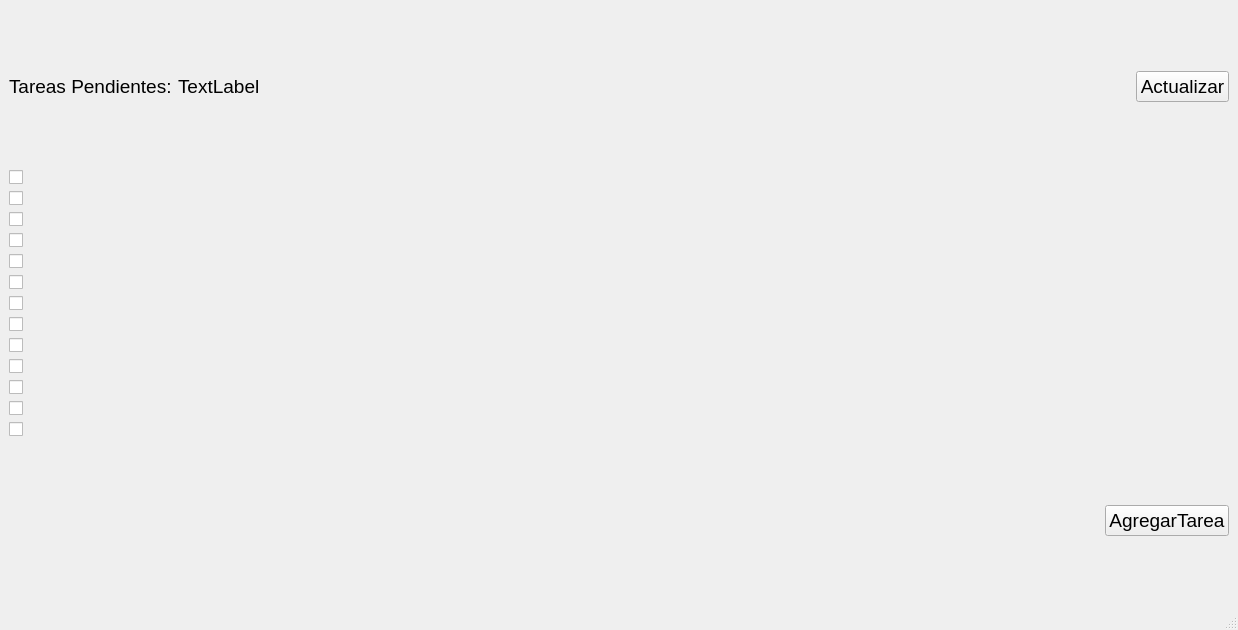
The window that mainwindow.ui (glimp-ly/To_Do_List_App) describes before a commit, drawn with Qt 5.
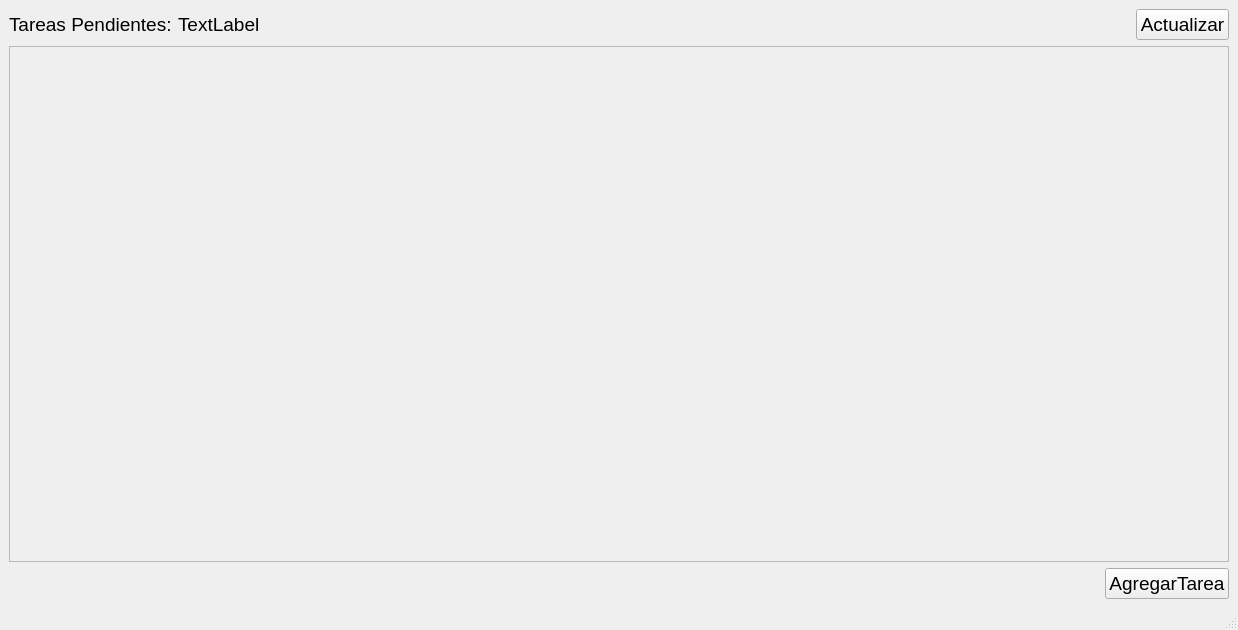
The same window after the commit.

Commit message: Commit_15 Tareas credas de manera dinamica

Diff of the .ui file:
```diff
--- a/mainwindow.ui
+++ b/mainwindow.ui
@@ -14,8 +14,141 @@
    <string>MainWindow</string>
   </property>
   <widget class="QWidget" name="centralwidget">
-   <layout class="QVBoxLayout" name="verticalLayout_2">
-    <item>
+   <layout class="QGridLayout" name="gridLayout">
+    <item row="3" column="0">
+     <layout class="QHBoxLayout" name="horizontalLayout">
+      <item>
+       <spacer name="horizontalSpacer_7">
+        <property name="orientation">
+         <enum>Qt::Horizontal</enum>
+        </property>
+        <property name="sizeHint" stdset="0">
+         <size>
+          <width>40</width>
+          <height>20</height>
+         </size>
+        </property>
+       </spacer>
+      </item>
+      <item>
+       <spacer name="horizontalSpacer_6">
+        <property name="orientation">
+         <enum>Qt::Horizontal</enum>
+        </property>
+        <property name="sizeHint" stdset="0">
+         <size>
+          <width>40</width>
+          <height>20</height>
+         </size>
+        </property>
+       </spacer>
+      </item>
+      <item>
+       <spacer name="horizontalSpacer_5">
+        <property name="orientation">
+         <enum>Qt::Horizontal</enum>
+        </property>
+        <property name="sizeHint" stdset="0">
+         <size>
+          <width>40</width>
+          <height>20</height>
+         </size>
+        </property>
+       </spacer>
+      </item>
+      <item>
+       <spacer name="horizontalSpacer_8">
+        <property name="orientation">
+         <enum>Qt::Horizontal</enum>
+        </property>
+        <property name="sizeHint" stdset="0">
+         <size>
+          <width>40</width>
+          <height>20</height>
+         </size>
+        </property>
+       </spacer>
+      </item>
+      <item>
+       <spacer name="horizontalSpacer_9">
+        <property name="orientation">
+         <enum>Qt::Horizontal</enum>
+        </property>
+        <property name="sizeHint" stdset="0">
+         <size>
+          <width>40</width>
+          <height>20</height>
+         </size>
+        </property>
+       </spacer>
+      </item>
+      <item>
+       <spacer name="horizontalSpacer_4">
+        <property name="orientation">
+         <enum>Qt::Horizontal</enum>
+        </property>
+        <property name="sizeHint" stdset="0">
+         <size>
+          <width>40</width>
+          <height>20</height>
+         </size>
+        </property>
+       </spacer>
+      </item>
+      <item>
+       <spacer name="horizontalSpacer_3">
+        <property name="orientation">
+         <enum>Qt::Horizontal</enum>
+        </property>
+        <property name="sizeHint" stdset="0">
+         <size>
+          <width>40</width>
+          <height>20</height>
+         </size>
+        </property>
+       </spacer>
+      </item>
+      <item>
+       <spacer name="horizontalSpacer_2">
+        <property name="orientation">
+         <enum>Qt::Horizontal</enum>
+        </property>
+        <property name="sizeHint" stdset="0">
+         <size>
+          <width>40</width>
+          <height>20</height>
+         </size>
+        </property>
+       </spacer>
+      </item>
+      <item>
+       <spacer name="horizontalSpacer">
+        <property name="orientation">
+         <enum>Qt::Horizontal</enum>
+        </property>
+        <property name="sizeHint" stdset="0">
+         <size>
+          <width>40</width>
+          <height>20</height>
+         </size>
+        </property>
+       </spacer>
+      </item>
+      <item>
+       <widget class="QPushButton" name="pushButton_2">
+        <property name="font">
+         <font>
+          <pointsize>14</pointsize>
+         </font>
+        </property>
+        <property name="text">
+         <string>AgregarTarea</string>
+        </property>
+       </widget>
+      </item>
+     </layout>
+    </item>
+    <item row="0" column="0">
      <layout class="QHBoxLayout" name="horizontalLayout_2">
       <item>
        <widget class="QLabel" name="label">
@@ -172,322 +305,43 @@
       </item>
      </layout>
     </item>
-    <item>
-     <layout class="QVBoxLayout" name="verticalLayout">
-      <item>
-       <widget class="QCheckBox" name="checkBox_1">
-        <property name="enabled">
-         <bool>true</bool>
-        </property>
-        <property name="font">
-         <font>
-          <pointsize>15</pointsize>
-         </font>
-        </property>
-        <property name="text">
-         <string/>
-        </property>
-       </widget>
-      </item>
-      <item>
-       <widget class="QCheckBox" name="checkBox_2">
-        <property name="enabled">
-         <bool>true</bool>
-        </property>
-        <property name="font">
-         <font>
-          <pointsize>15</pointsize>
-         </font>
-        </property>
-        <property name="text">
-         <string/>
-        </property>
-       </widget>
-      </item>
-      <item>
-       <widget class="QCheckBox" name="checkBox_3">
-        <property name="enabled">
-         <bool>true</bool>
-        </property>
-        <property name="font">
-         <font>
-          <pointsize>15</pointsize>
-         </font>
-        </property>
-        <property name="text">
-         <string/>
-        </property>
-       </widget>
-      </item>
-      <item>
-       <widget class="QCheckBox" name="checkBox_4">
-        <property name="enabled">
-         <bool>true</bool>
-        </property>
-        <property name="font">
-         <font>
-          <pointsize>15</pointsize>
-         </font>
-        </property>
-        <property name="text">
-         <string/>
-        </property>
-       </widget>
-      </item>
-      <item>
-       <widget class="QCheckBox" name="checkBox_5">
-        <property name="enabled">
-         <bool>true</bool>
-        </property>
-        <property name="font">
-         <font>
-          <pointsize>15</pointsize>
-         </font>
-        </property>
-        <property name="text">
-         <string/>
-        </property>
-       </widget>
-      </item>
-      <item>
-       <widget class="QCheckBox" name="checkBox_6">
-        <property name="enabled">
-         <bool>true</bool>
-        </property>
-        <property name="font">
-         <font>
-          <pointsize>15</pointsize>
-         </font>
-        </property>
-        <property name="text">
-         <string/>
-        </property>
-       </widget>
-      </item>
-      <item>
-       <widget class="QCheckBox" name="checkBox_7">
-        <property name="enabled">
-         <bool>true</bool>
-        </property>
-        <property name="font">
-         <font>
-          <pointsize>15</pointsize>
-         </font>
-        </property>
-        <property name="text">
-         <string/>
-        </property>
-       </widget>
-      </item>
-      <item>
-       <widget class="QCheckBox" name="checkBox_8">
-        <property name="enabled">
-         <bool>true</bool>
-        </property>
-        <property name="font">
-         <font>
-          <pointsize>15</pointsize>
-         </font>
-        </property>
-        <property name="text">
-         <string/>
-        </property>
-       </widget>
-      </item>
-      <item>
-       <widget class="QCheckBox" name="checkBox_9">
-        <property name="font">
-         <font>
-          <pointsize>15</pointsize>
-         </font>
-        </property>
-        <property name="text">
-         <string/>
-        </property>
-       </widget>
-      </item>
-      <item>
-       <widget class="QCheckBox" name="checkBox_10">
-        <property name="font">
-         <font>
-          <pointsize>15</pointsize>
-         </font>
-        </property>
-        <property name="text">
-         <string/>
-        </property>
-       </widget>
-      </item>
-      <item>
-       <widget class="QCheckBox" name="checkBox_11">
-        <property name="font">
-         <font>
-          <pointsize>15</pointsize>
-         </font>
-        </property>
-        <property name="text">
-         <string/>
-        </property>
-       </widget>
-      </item>
-      <item>
-       <widget class="QCheckBox" name="checkBox_12">
-        <property name="font">
-         <font>
-          <pointsize>15</pointsize>
-         </font>
-        </property>
-        <property name="text">
-         <string/>
-        </property>
-       </widget>
-      </item>
-      <item>
-       <widget class="QCheckBox" name="checkBox_13">
-        <property name="font">
-         <font>
-          <pointsize>15</pointsize>
-         </font>
-        </property>
-        <property name="text">
-         <string/>
-        </property>
-       </widget>
-      </item>
-     </layout>
-    </item>
-    <item>
-     <layout class="QHBoxLayout" name="horizontalLayout">
-      <item>
-       <spacer name="horizontalSpacer_7">
-        <property name="orientation">
-         <enum>Qt::Horizontal</enum>
-        </property>
-        <property name="sizeHint" stdset="0">
-         <size>
-          <width>40</width>
-          <height>20</height>
-         </size>
-        </property>
-       </spacer>
-      </item>
-      <item>
-       <spacer name="horizontalSpacer_6">
-        <property name="orientation">
-         <enum>Qt::Horizontal</enum>
-        </property>
-        <property name="sizeHint" stdset="0">
-         <size>
-          <width>40</width>
-          <height>20</height>
-         </size>
-        </property>
-       </spacer>
-      </item>
-      <item>
-       <spacer name="horizontalSpacer_5">
-        <property name="orientation">
-         <enum>Qt::Horizontal</enum>
-        </property>
-        <property name="sizeHint" stdset="0">
-         <size>
-          <width>40</width>
-          <height>20</height>
-         </size>
-        </property>
-       </spacer>
-      </item>
-      <item>
-       <spacer name="horizontalSpacer_8">
-        <property name="orientation">
-         <enum>Qt::Horizontal</enum>
-        </property>
-        <property name="sizeHint" stdset="0">
-         <size>
-          <width>40</width>
-          <height>20</height>
-         </size>
-        </property>
-       </spacer>
-      </item>
-      <item>
-       <spacer name="horizontalSpacer_9">
-        <property name="orientation">
-         <enum>Qt::Horizontal</enum>
-        </property>
-        <property name="sizeHint" stdset="0">
-         <size>
-          <width>40</width>
-          <height>20</height>
-         </size>
-        </property>
-       </spacer>
-      </item>
-      <item>
-       <spacer name="horizontalSpacer_4">
-        <property name="orientation">
-         <enum>Qt::Horizontal</enum>
-        </property>
-        <property name="sizeHint" stdset="0">
-         <size>
-          <width>40</width>
-          <height>20</height>
-         </size>
-        </property>
-       </spacer>
-      </item>
-      <item>
-       <spacer name="horizontalSpacer_3">
-        <property name="orientation">
-         <enum>Qt::Horizontal</enum>
-        </property>
-        <property name="sizeHint" stdset="0">
-         <size>
-          <width>40</width>
-          <height>20</height>
-         </size>
-        </property>
-       </spacer>
-      </item>
-      <item>
-       <spacer name="horizontalSpacer_2">
-        <property name="orientation">
-         <enum>Qt::Horizontal</enum>
-        </property>
-        <property name="sizeHint" stdset="0">
-         <size>
-          <width>40</width>
-          <height>20</height>
-         </size>
-        </property>
-       </spacer>
-      </item>
-      <item>
-       <spacer name="horizontalSpacer">
-        <property name="orientation">
-         <enum>Qt::Horizontal</enum>
-        </property>
-        <property name="sizeHint" stdset="0">
-         <size>
-          <width>40</width>
-          <height>20</height>
-         </size>
-        </property>
-       </spacer>
-      </item>
-      <item>
-       <widget class="QPushButton" name="pushButton_2">
-        <property name="font">
-         <font>
-          <pointsize>14</pointsize>
-         </font>
-        </property>
-        <property name="text">
-         <string>AgregarTarea</string>
-        </property>
-       </widget>
-      </item>
-     </layout>
+    <item row="1" column="0">
+     <widget class="QScrollArea" name="scrollArea">
+      <property name="widgetResizable">
+       <bool>true</bool>
+      </property>
+      <widget class="QWidget" name="scrollAreaWidgetContents">
+       <property name="geometry">
+        <rect>
+         <x>0</x>
+         <y>0</y>
+         <width>1218</width>
+         <height>492</height>
+        </rect>
+       </property>
+       <layout class="QVBoxLayout" name="verticalLayout">
+        <item>
+         <widget class="QWidget" name="widget" native="true">
+          <layout class="QVBoxLayout" name="verticalLayout_2">
+           <item>
+            <spacer name="verticalSpacer">
+             <property name="orientation">
+              <enum>Qt::Vertical</enum>
+             </property>
+             <property name="sizeHint" stdset="0">
+              <size>
+               <width>20</width>
+               <height>40</height>
+              </size>
+             </property>
+            </spacer>
+           </item>
+          </layout>
+         </widget>
+        </item>
+       </layout>
+      </widget>
+     </widget>
     </item>
    </layout>
   </widget>
```
The commit also changes 3 other files.
